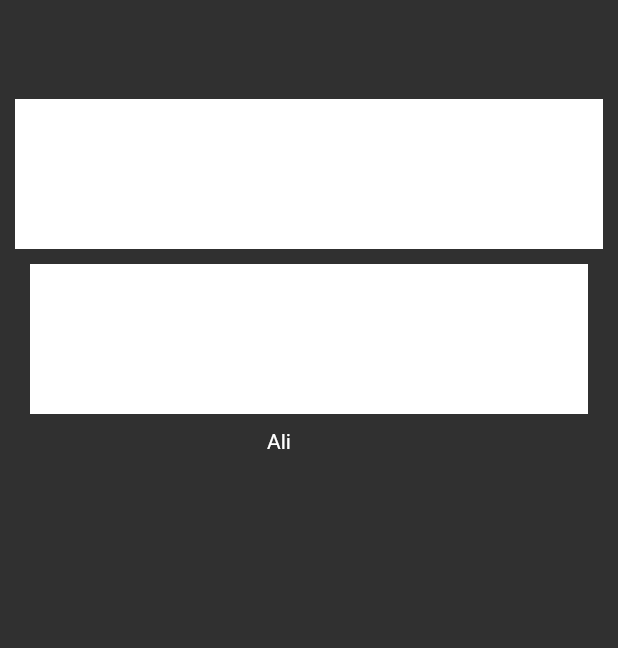
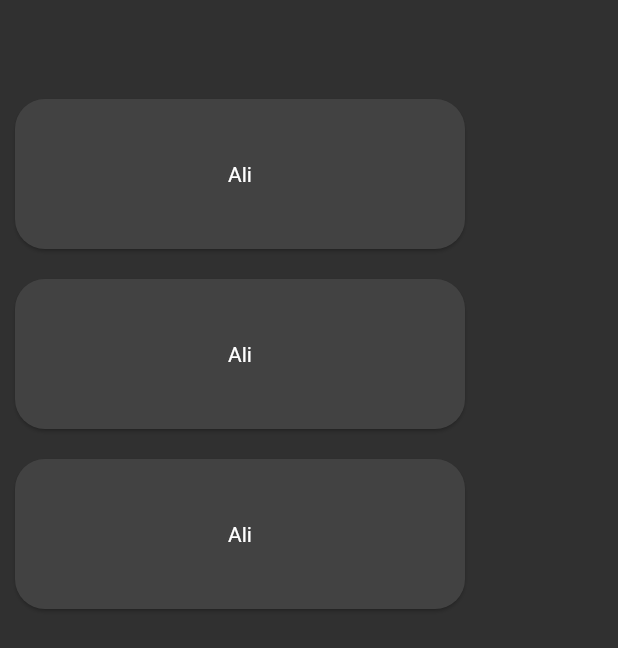
Before and after one commit to mrFarukk/flutter_full_learning1, a Flutter app: the screen it shows after launch, on a phone screen of 412 x 824 dp. Shown: the top 648 px of the screen. Run offline on Flutter 3.47's test engine with Material 2 defaults, Android fonts, the phone set to English and light mode, and no system bars.

Commit message:
Cards.dart

```diff
--- /dev/null
+++ b/lib/101/card_learn.dart
@@ -0,0 +1,45 @@
+import 'package:flutter/material.dart';
+
+class CardLearn extends StatelessWidget {
+  const CardLearn({super.key});
+
+  @override
+  Widget build(BuildContext context) {
+    return Scaffold(
+      appBar: AppBar(),
+      body: Column(
+        children: const [
+          _CustomCard(),
+          _CustomCard(),
+          _CustomCard(),
+        ],
+      ),
+    );
+  }
+}
+
+class _CustomCard extends StatelessWidget {
+  const _CustomCard({Key? key}) : super(key: key);
+
+  @override
+  Widget build(BuildContext context) {
+    return Card(
+      margin: ProjectMargins.cardMargin,
+      // color: Colors.white,
+      child: SizedBox(
+        height: 100,
+        width: 300,
+        child: Center(child: Text("Ali")),
+      ),
+      shape: RoundedRectangleBorder(borderRadius: BorderRadius.circular(20)),
+    );
+  }
+}
+
+class ProjectMargins {
+  static const cardMargin = EdgeInsets.all(10);
+}
+
+
+// Borders
+// StadiumBorder(), CircleBorder(), RoundedRectangleBorder(),
--- a/lib/main.dart
+++ b/lib/main.dart
@@ -2,6 +2,7 @@ import 'package:flutter/material.dart';
 import 'package:flutter/services.dart';
 import 'package:flutter_full_learn/101/app_bar_learn.dart';
 import 'package:flutter_full_learn/101/button_learn.dart';
+import 'package:flutter_full_learn/101/card_learn.dart';
 import 'package:flutter_full_learn/101/color_learn.dart';
 import 'package:flutter_full_learn/101/container_sized_box_learn.dart';
 import 'package:flutter_full_learn/101/icon_learn.dart';
@@ -24,13 +25,14 @@ class MyApp extends StatelessWidget {
       title: 'Flutter Demo',
       debugShowCheckedModeBanner: false,
       theme: ThemeData.dark().copyWith(
+          errorColor: ColorsItems.sulu,
           appBarTheme: const AppBarTheme(
-        centerTitle: true,
-        systemOverlayStyle: SystemUiOverlayStyle.light,
-        backgroundColor: Colors.transparent,
-        elevation: 0,
-      )),
-      home: const PaddingLearn(),
+            centerTitle: true,
+            systemOverlayStyle: SystemUiOverlayStyle.light,
+            backgroundColor: Colors.transparent,
+            elevation: 0,
+          )),
+      home: const CardLearn(),
     );
   }
 }
```
